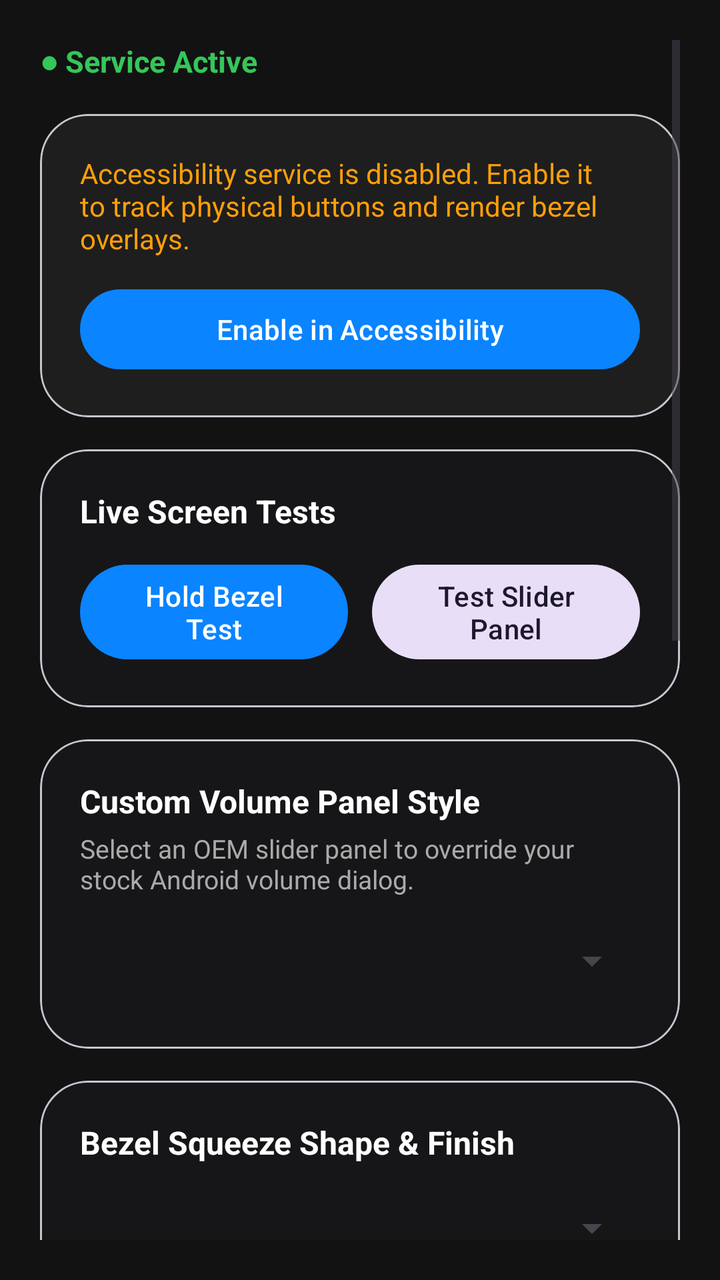
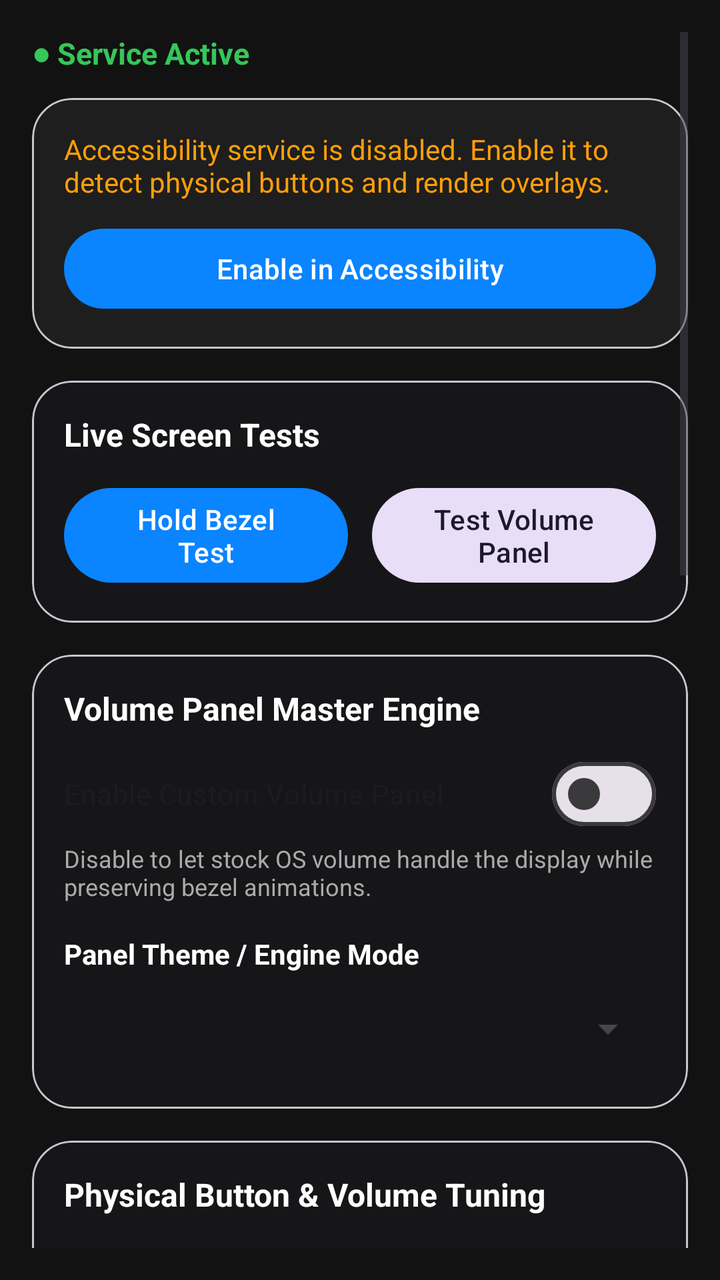

The first picture is an Android layout as it rendered before a commit; the second is the same layout after the commit. The layout source and the unified diff follow.
<!-- AndroidManifest.xml: activity theme AppTheme -->
<!-- res/layout/activity_main.xml -->
<?xml version="1.0" encoding="utf-8"?>
<ScrollView xmlns:android="http://schemas.android.com/apk/res/android"
    xmlns:app="http://schemas.android.com/apk/res-auto"
    android:layout_width="match_parent"
    android:layout_height="match_parent"
    android:background="@color/brand_background"
    android:padding="20dp">

    <LinearLayout
        android:layout_width="match_parent"
        android:layout_height="wrap_content"
        android:orientation="vertical">

        <TextView
            android:id="@+id/tvStatus"
            android:layout_width="wrap_content"
            android:layout_height="wrap_content"
            android:text="● Service Active"
            android:textColor="@color/brand_accent_green"
            android:textSize="15sp"
            android:textStyle="bold"
            android:paddingBottom="16dp" />

        <com.google.android.material.card.MaterialCardView
            android:id="@+id/cardPerm"
            android:layout_width="match_parent"
            android:layout_height="wrap_content"
            android:layout_marginBottom="16dp"
            app:cardCornerRadius="24dp"
            app:cardBackgroundColor="@color/brand_card">

            <LinearLayout
                android:layout_width="match_parent"
                android:layout_height="wrap_content"
                android:orientation="vertical"
                android:padding="20dp">

                <TextView
                    android:layout_width="wrap_content"
                    android:layout_height="wrap_content"
                    android:text="Accessibility service is disabled. Enable it to track physical buttons and render bezel overlays."
                    android:textColor="@color/brand_accent_orange"
                    android:textSize="14sp" />

                <com.google.android.material.button.MaterialButton
                    android:id="@+id/btnPerm"
                    android:layout_width="match_parent"
                    android:layout_height="wrap_content"
                    android:layout_marginTop="12dp"
                    android:text="Enable in Accessibility" />
            </LinearLayout>
        </com.google.android.material.card.MaterialCardView>

        <com.google.android.material.card.MaterialCardView
            android:layout_width="match_parent"
            android:layout_height="wrap_content"
            android:layout_marginBottom="16dp"
            app:cardCornerRadius="24dp"
            app:cardBackgroundColor="@color/brand_surface">

            <LinearLayout
                android:layout_width="match_parent"
                android:layout_height="wrap_content"
                android:orientation="vertical"
                android:padding="20dp">

                <TextView
                    android:layout_width="wrap_content"
                    android:layout_height="wrap_content"
                    android:text="Live Screen Tests"
                    android:textColor="@color/brand_text_primary"
                    android:textSize="16sp"
                    android:textStyle="bold" />

                <LinearLayout
                    android:layout_width="match_parent"
                    android:layout_height="wrap_content"
                    android:orientation="horizontal"
                    android:layout_marginTop="12dp">

                    <com.google.android.material.button.MaterialButton
                        android:id="@+id/btnHoldTest"
                        android:layout_width="0dp"
                        android:layout_height="wrap_content"
                        android:layout_weight="1"
                        android:layout_marginEnd="6dp"
                        android:text="Hold Bezel Test" />

                    <com.google.android.material.button.MaterialButton
                        android:id="@+id/btnTestVolumePanel"
                        style="@style/Widget.Material3.Button.TonalButton"
                        android:layout_width="0dp"
                        android:layout_height="wrap_content"
                        android:layout_weight="1"
                        android:layout_marginStart="6dp"
                        android:text="Test Slider Panel" />
                </LinearLayout>
            </LinearLayout>
        </com.google.android.material.card.MaterialCardView>

        <com.google.android.material.card.MaterialCardView
            android:layout_width="match_parent"
            android:layout_height="wrap_content"
            android:layout_marginBottom="16dp"
            app:cardCornerRadius="24dp"
            app:cardBackgroundColor="@color/brand_surface">

            <LinearLayout
                android:layout_width="match_parent"
                android:layout_height="wrap_content"
                android:orientation="vertical"
                android:padding="20dp">

                <TextView
                    android:layout_width="wrap_content"
                    android:layout_height="wrap_content"
                    android:text="Custom Volume Panel Style"
                    android:textColor="@color/brand_text_primary"
                    android:textSize="16sp"
                    android:textStyle="bold" />

                <TextView
                    android:layout_width="wrap_content"
                    android:layout_height="wrap_content"
                    android:text="Select an OEM slider panel to override your stock Android volume dialog."
                    android:textColor="@color/brand_text_secondary"
                    android:textSize="13sp"
                    android:paddingTop="4dp"
                    android:paddingBottom="8dp" />

                <Spinner
                    android:id="@+id/spinnerPanelStyle"
                    android:layout_width="match_parent"
                    android:layout_height="48dp" />
            </LinearLayout>
        </com.google.android.material.card.MaterialCardView>

        <com.google.android.material.card.MaterialCardView
            android:layout_width="match_parent"
            android:layout_height="wrap_content"
            android:layout_marginBottom="16dp"
            app:cardCornerRadius="24dp"
            app:cardBackgroundColor="@color/brand_surface">

            <LinearLayout
                android:layout_width="match_parent"
                android:layout_height="wrap_content"
                android:orientation="vertical"
                android:padding="20dp">

                <TextView
                    android:layout_width="wrap_content"
                    android:layout_height="wrap_content"
                    android:text="Bezel Squeeze Shape &amp; Finish"
                    android:textColor="@color/brand_text_primary"
                    android:textSize="16sp"
                    android:textStyle="bold" />

                <Spinner
                    android:id="@+id/spinnerShape"
                    android:layout_width="match_parent"
                    android:layout_height="48dp"
                    android:layout_marginTop="8dp" />

                <com.google.android.material.button.MaterialButton
                    android:id="@+id/btnOpenDraw"
                    android:layout_width="match_parent"
                    android:layout_height="wrap_content"
                    android:layout_marginTop="8dp"
                    android:text="Open Freehand Drawing Canvas"
                    android:visibility="gone" />

                <LinearLayout
                    android:layout_width="match_parent"
                    android:layout_height="wrap_content"
                    android:orientation="horizontal"
                    android:gravity="center_vertical"
                    android:layout_marginTop="12dp">

                    <View
                        android:id="@+id/colorPreview"
                        android:layout_width="44dp"
                        android:layout_height="44dp"
                        android:background="#000000" />

                    <com.google.android.material.button.MaterialButton
                        android:id="@+id/btnPickColor"
                        style="@style/Widget.Material3.Button.OutlinedButton"
                        android:layout_width="wrap_content"
                        android:layout_height="wrap_content"
                        android:layout_marginStart="16dp"
                        android:text="Pick Custom Color" />
                </LinearLayout>
            </LinearLayout>
        </com.google.android.material.card.MaterialCardView>

        <com.google.android.material.card.MaterialCardView
            android:layout_width="match_parent"
            android:layout_height="wrap_content"
            android:layout_marginBottom="16dp"
            app:cardCornerRadius="24dp"
            app:cardBackgroundColor="@color/brand_surface">

            <LinearLayout
                android:layout_width="match_parent"
                android:layout_height="wrap_content"
                android:orientation="vertical"
                android:padding="20dp">

                <TextView
                    android:layout_width="wrap_content"
                    android:layout_height="wrap_content"
                    android:text="Chassis Calibration &amp; Dimensions"
                    android:textColor="@color/brand_text_primary"
                    android:textSize="16sp"
                    android:textStyle="bold" />

                <com.google.android.material.materialswitch.MaterialSwitch
                    android:id="@+id/switchRightEdge"
                    android:layout_width="match_parent"
                    android:layout_height="wrap_content"
                    android:layout_marginTop="8dp"
                    android:text="Buttons on Right Edge" />

                <com.google.android.material.materialswitch.MaterialSwitch
                    android:id="@+id/switchUnified"
                    android:layout_width="match_parent"
                    android:layout_height="wrap_content"
                    android:layout_marginTop="8dp"
                    android:text="Unified Single Volume Rocker" />

                <com.google.android.material.materialswitch.MaterialSwitch
                    android:id="@+id/switchHaptics"
                    android:layout_width="match_parent"
                    android:layout_height="wrap_content"
                    android:layout_marginTop="8dp"
                    android:text="Haptic Compression Feedback" />

                <com.google.android.material.button.MaterialButton
                    android:id="@+id/btnAutoCalibrate"
                    style="@style/Widget.Material3.Button.TonalButton"
                    android:layout_width="match_parent"
                    android:layout_height="wrap_content"
                    android:layout_marginTop="12dp"
                    android:text="Auto-Detect Chassis &amp; Calibrate" />

                <LinearLayout
                    android:id="@+id/boxSlidersContainer"
                    android:layout_width="match_parent"
                    android:layout_height="wrap_content"
                    android:orientation="vertical"
                    android:layout_marginTop="8dp" />
            </LinearLayout>
        </com.google.android.material.card.MaterialCardView>

        <com.google.android.material.card.MaterialCardView
            android:layout_width="match_parent"
            android:layout_height="wrap_content"
            android:layout_marginBottom="32dp"
            app:cardCornerRadius="24dp"
            app:cardBackgroundColor="@color/brand_surface">

            <LinearLayout
                android:layout_width="match_parent"
                android:layout_height="wrap_content"
                android:orientation="vertical"
                android:padding="20dp">

                <TextView
                    android:layout_width="wrap_content"
                    android:layout_height="wrap_content"
                    android:text="Extra Hardware Button"
                    android:textColor="@color/brand_text_primary"
                    android:textSize="16sp"
                    android:textStyle="bold" />

                <TextView
                    android:id="@+id/tvExtraKeyStatus"
                    android:layout_width="wrap_content"
                    android:layout_height="wrap_content"
                    android:text="No extra button mapped."
                    android:textColor="@color/brand_text_secondary"
                    android:textSize="13sp"
                    android:paddingTop="4dp"
                    android:paddingBottom="12dp" />

                <com.google.android.material.button.MaterialButton
                    android:id="@+id/btnMapExtra"
                    android:layout_width="match_parent"
                    android:layout_height="wrap_content"
                    android:text="Press To Map Extra Button" />

                <LinearLayout
                    android:layout_width="match_parent"
                    android:layout_height="wrap_content"
                    android:orientation="horizontal"
                    android:layout_marginTop="8dp">

                    <com.google.android.material.button.MaterialButton
                        android:id="@+id/btnRenameExtra"
                        style="@style/Widget.Material3.Button.TonalButton"
                        android:layout_width="0dp"
                        android:layout_height="wrap_content"
                        android:layout_weight="1"
                        android:layout_marginEnd="6dp"
                        android:text="Rename Key" />

                    <com.google.android.material.button.MaterialButton
                        android:id="@+id/btnDeleteExtra"
                        style="@style/Widget.Material3.Button.OutlinedButton"
                        android:layout_width="0dp"
                        android:layout_height="wrap_content"
                        android:layout_weight="1"
                        android:layout_marginStart="6dp"
                        android:text="Delete Key" />
                </LinearLayout>
            </LinearLayout>
        </com.google.android.material.card.MaterialCardView>

    </LinearLayout>
</ScrollView>
<!-- resources referenced by this layout -->
<resources>
  <color name="brand_accent_green">#34C759</color>
  <color name="brand_accent_orange">#FF9F0A</color>
  <color name="brand_background">#121212</color>
  <color name="brand_card">#1E1E1E</color>
  <color name="brand_surface">#161618</color>
  <color name="brand_text_primary">#FFFFFF</color>
  <color name="brand_text_secondary">#AAAAAA</color>
  <style name="AppTheme" parent="Theme.Material3.DayNight.NoActionBar">
          <item name="colorPrimary">@color/brand_primary</item>
          <item name="colorOnPrimary">#FFFFFF</item>
          <item name="colorSurface">@color/brand_surface</item>
          <item name="colorOnSurface">@color/brand_text_primary</item>
          <item name="colorSurfaceVariant">#242426</item>
          <item name="colorOnSurfaceVariant">#CCCCCC</item>
          <item name="colorOutline">#3A3A3C</item>
          <item name="android:colorBackground">@color/brand_background</item>
          <item name="android:windowBackground">@color/brand_background</item>
          <item name="android:statusBarColor">@color/brand_background</item>
          <item name="android:navigationBarColor">@color/brand_background</item>
      </style>
  <color name="brand_primary">#0A84FF</color>
</resources>

<!-- the commit's change to res/layout/activity_main.xml (unified diff, before → after) -->
@@ -4,13 +4,14 @@
     android:layout_width="match_parent"
     android:layout_height="match_parent"
     android:background="@color/brand_background"
-    android:padding="20dp">
+    android:padding="16dp">
 
     <LinearLayout
         android:layout_width="match_parent"
         android:layout_height="wrap_content"
         android:orientation="vertical">
 
+        
         <TextView
             android:id="@+id/tvStatus"
             android:layout_width="wrap_content"
@@ -19,26 +20,27 @@
             android:textColor="@color/brand_accent_green"
             android:textSize="15sp"
             android:textStyle="bold"
-            android:paddingBottom="16dp" />
-
+            android:paddingBottom="12dp" />
+
+        
         <com.google.android.material.card.MaterialCardView
             android:id="@+id/cardPerm"
             android:layout_width="match_parent"
             android:layout_height="wrap_content"
             android:layout_marginBottom="16dp"
-            app:cardCornerRadius="24dp"
+            app:cardCornerRadius="20dp"
             app:cardBackgroundColor="@color/brand_card">
 
             <LinearLayout
                 android:layout_width="match_parent"
                 android:layout_height="wrap_content"
                 android:orientation="vertical"
-                android:padding="20dp">
-
-                <TextView
-                    android:layout_width="wrap_content"
-                    android:layout_height="wrap_content"
-                    android:text="Accessibility service is disabled. Enable it to track physical buttons and render bezel overlays."
+                android:padding="16dp">
+
+                <TextView
+                    android:layout_width="wrap_content"
+                    android:layout_height="wrap_content"
+                    android:text="Accessibility service is disabled. Enable it to detect physical buttons and render overlays."
                     android:textColor="@color/brand_accent_orange"
                     android:textSize="14sp" />
 
@@ -46,23 +48,24 @@
                     android:id="@+id/btnPerm"
                     android:layout_width="match_parent"
                     android:layout_height="wrap_content"
-                    android:layout_marginTop="12dp"
+                    android:layout_marginTop="10dp"
                     android:text="Enable in Accessibility" />
             </LinearLayout>
         </com.google.android.material.card.MaterialCardView>
 
-        <com.google.android.material.card.MaterialCardView
-            android:layout_width="match_parent"
-            android:layout_height="wrap_content"
-            android:layout_marginBottom="16dp"
-            app:cardCornerRadius="24dp"
-            app:cardBackgroundColor="@color/brand_surface">
-
-            <LinearLayout
-                android:layout_width="match_parent"
-                android:layout_height="wrap_content"
-                android:orientation="vertical"
-                android:padding="20dp">
+        
+        <com.google.android.material.card.MaterialCardView
+            android:layout_width="match_parent"
+            android:layout_height="wrap_content"
+            android:layout_marginBottom="16dp"
+            app:cardCornerRadius="20dp"
+            app:cardBackgroundColor="@color/brand_surface">
+
+            <LinearLayout
+                android:layout_width="match_parent"
+                android:layout_height="wrap_content"
+                android:orientation="vertical"
+                android:padding="16dp">
 
                 <TextView
                     android:layout_width="wrap_content"
@@ -93,65 +96,174 @@
                         android:layout_height="wrap_content"
                         android:layout_weight="1"
                         android:layout_marginStart="6dp"
-                        android:text="Test Slider Panel" />
+                        android:text="Test Volume Panel" />
                 </LinearLayout>
             </LinearLayout>
         </com.google.android.material.card.MaterialCardView>
 
-        <com.google.android.material.card.MaterialCardView
-            android:layout_width="match_parent"
-            android:layout_height="wrap_content"
-            android:layout_marginBottom="16dp"
-            app:cardCornerRadius="24dp"
-            app:cardBackgroundColor="@color/brand_surface">
-
-            <LinearLayout
-                android:layout_width="match_parent"
-                android:layout_height="wrap_content"
-                android:orientation="vertical"
-                android:padding="20dp">
-
-                <TextView
-                    android:layout_width="wrap_content"
-                    android:layout_height="wrap_content"
-                    android:text="Custom Volume Panel Style"
-                    android:textColor="@color/brand_text_primary"
-                    android:textSize="16sp"
-                    android:textStyle="bold" />
-
-                <TextView
-                    android:layout_width="wrap_content"
-                    android:layout_height="wrap_content"
-                    android:text="Select an OEM slider panel to override your stock Android volume dialog."
+        
+        <com.google.android.material.card.MaterialCardView
+            android:layout_width="match_parent"
+            android:layout_height="wrap_content"
+            android:layout_marginBottom="16dp"
+            app:cardCornerRadius="20dp"
+            app:cardBackgroundColor="@color/brand_surface">
+
+            <LinearLayout
+                android:layout_width="match_parent"
+                android:layout_height="wrap_content"
+                android:orientation="vertical"
+                android:padding="16dp">
+
+                <TextView
+                    android:layout_width="wrap_content"
+                    android:layout_height="wrap_content"
+                    android:text="Volume Panel Master Engine"
+                    android:textColor="@color/brand_text_primary"
+                    android:textSize="16sp"
+                    android:textStyle="bold" />
+
+                <com.google.android.material.materialswitch.MaterialSwitch
+                    android:id="@+id/switchEnableVolumePanel"
+                    android:layout_width="match_parent"
+                    android:layout_height="wrap_content"
+                    android:layout_marginTop="8dp"
+                    android:text="Enable Custom Volume Panel" />
+
+                <TextView
+                    android:layout_width="wrap_content"
+                    android:layout_height="wrap_content"
+                    android:text="Disable to let stock OS volume handle the display while preserving bezel animations."
                     android:textColor="@color/brand_text_secondary"
-                    android:textSize="13sp"
-                    android:paddingTop="4dp"
+                    android:textSize="12sp"
+                    android:paddingBottom="10dp" />
+
+                <LinearLayout
+                    android:id="@+id/boxPanelOptions"
+                    android:layout_width="match_parent"
+                    android:layout_height="wrap_content"
+                    android:orientation="vertical">
+
+                    <TextView
+                        android:layout_width="wrap_content"
+                        android:layout_height="wrap_content"
+                        android:text="Panel Theme / Engine Mode"
+                        android:textColor="@color/brand_text_primary"
+                        android:textSize="14sp"
+                        android:textStyle="bold"
+                        android:paddingTop="6dp" />
+
+                    <Spinner
+                        android:id="@+id/spinnerPanelStyle"
+                        android:layout_width="match_parent"
+                        android:layout_height="48dp"
+                        android:layout_marginTop="4dp" />
+
+                    
+                    <com.google.android.material.button.MaterialButton
+                        android:id="@+id/btnOpenCodeEditor"
+                        style="@style/Widget.Material3.Button.TonalButton"
+                        android:layout_width="match_parent"
+                        android:layout_height="wrap_content"
+                        android:layout_marginTop="8dp"
+                        android:text="Open Custom Code / Animation Studio"
+                        android:visibility="gone" />
+                </LinearLayout>
+            </LinearLayout>
+        </com.google.android.material.card.MaterialCardView>
+
+        
+        <com.google.android.material.card.MaterialCardView
+            android:layout_width="match_parent"
+            android:layout_height="wrap_content"
+            android:layout_marginBottom="16dp"
+            app:cardCornerRadius="20dp"
+            app:cardBackgroundColor="@color/brand_surface">
+
+            <LinearLayout
+                android:id="@+id/boxButtonBehaviorContainer"
+                android:layout_width="match_parent"
+                android:layout_height="wrap_content"
+                android:orientation="vertical"
+                android:padding="16dp">
+
+                <TextView
+                    android:layout_width="wrap_content"
+                    android:layout_height="wrap_content"
+                    android:text="Physical Button &amp; Volume Tuning"
+                    android:textColor="@color/brand_text_primary"
+                    android:textSize="16sp"
+                    android:textStyle="bold" />
+
+                <com.google.android.material.materialswitch.MaterialSwitch
+                    android:id="@+id/switchContinuousPress"
+                    android:layout_width="match_parent"
+                    android:layout_height="wrap_content"
+                    android:layout_marginTop="8dp"
+                    android:text="Continuous Press (Hold to Scroll Volume)" />
+
+                <com.google.android.material.materialswitch.MaterialSwitch
+                    android:id="@+id/switchHaptics"
+                    android:layout_width="match_parent"
+                    android:layout_height="wrap_content"
+                    android:layout_marginTop="6dp"
+                    android:text="Haptic Compression Feedback" />
+            </LinearLayout>
+        </com.google.android.material.card.MaterialCardView>
+
+        
+        <com.google.android.material.card.MaterialCardView
+            android:layout_width="match_parent"
+            android:layout_height="wrap_content"
+            android:layout_marginBottom="16dp"
+            app:cardCornerRadius="20dp"
+            app:cardBackgroundColor="@color/brand_surface">
+
+            <LinearLayout
+                android:id="@+id/boxPanelGeometryContainer"
+                android:layout_width="match_parent"
+                android:layout_height="wrap_content"
+                android:orientation="vertical"
+                android:padding="16dp">
+
+                <TextView
+                    android:layout_width="wrap_content"
+                    android:layout_height="wrap_content"
+                    android:text="Panel Geometry, Rotation &amp; Scale"
+                    android:textColor="@color/brand_text_primary"
+                    android:textSize="16sp"
+                    android:textStyle="bold" />
+
+                <TextView
+                    android:layout_width="wrap_content"
+                    android:layout_height="wrap_content"
+                    android:text="Freely scale, resize, position, and rotate the volume panel in 2D space."
+                    android:textColor="@color/brand_text_secondary"
+                    android:textSize="12sp"
+                    android:paddingTop="2dp"
                     android:paddingBottom="8dp" />
-
-                <Spinner
-                    android:id="@+id/spinnerPanelStyle"
-                    android:layout_width="match_parent"
-                    android:layout_height="48dp" />
-            </LinearLayout>
-        </com.google.android.material.card.MaterialCardView>
-
-        <com.google.android.material.card.MaterialCardView
-            android:layout_width="match_parent"
-            android:layout_height="wrap_content"
-            android:layout_marginBottom="16dp"
-            app:cardCornerRadius="24dp"
-            app:cardBackgroundColor="@color/brand_surface">
-
-            <LinearLayout
-                android:layout_width="match_parent"
-                android:layout_height="wrap_content"
-                android:orientation="vertical"
-                android:padding="20dp">
-
-                <TextView
-                    android:layout_width="wrap_content"
-                    android:layout_height="wrap_content"
-                    android:text="Bezel Squeeze Shape &amp; Finish"
+            </LinearLayout>
+        </com.google.android.material.card.MaterialCardView>
+
+        
+        <com.google.android.material.card.MaterialCardView
+            android:layout_width="match_parent"
+            android:layout_height="wrap_content"
+            android:layout_marginBottom="16dp"
+            app:cardCornerRadius="20dp"
+            app:cardBackgroundColor="@color/brand_surface">
+
+            <LinearLayout
+                android:id="@+id/boxBulgeContainer"
+                android:layout_width="match_parent"
+                android:layout_height="wrap_content"
+                android:orientation="vertical"
+                android:padding="16dp">
+
+                <TextView
+                    android:layout_width="wrap_content"
+                    android:layout_height="wrap_content"
+                    android:text="Bezel Squeeze Bulge Customization"
                     android:textColor="@color/brand_text_primary"
                     android:textSize="16sp"
                     android:textStyle="bold" />
@@ -175,7 +287,7 @@
                     android:layout_height="wrap_content"
                     android:orientation="horizontal"
                     android:gravity="center_vertical"
-                    android:layout_marginTop="12dp">
+                    android:layout_marginTop="10dp">
 
                     <View
                         android:id="@+id/colorPreview"
@@ -188,32 +300,9 @@
                         style="@style/Widget.Material3.Button.OutlinedButton"
                         android:layout_width="wrap_content"
                         android:layout_height="wrap_content"
-                        android:layout_marginStart="16dp"
-                        android:text="Pick Custom Color" />
+                        android:layout_marginStart="14dp"
+                        android:text="Pick Bulge Color" />
                 </LinearLayout>
-            </LinearLayout>
-        </com.google.android.material.card.MaterialCardView>
-
-        <com.google.android.material.card.MaterialCardView
-            android:layout_width="match_parent"
-            android:layout_height="wrap_content"
-            android:layout_marginBottom="16dp"
-            app:cardCornerRadius="24dp"
-            app:cardBackgroundColor="@color/brand_surface">
-
-            <LinearLayout
-                android:layout_width="match_parent"
-                android:layout_height="wrap_content"
-                android:orientation="vertical"
-                android:padding="20dp">
-
-                <TextView
-                    android:layout_width="wrap_content"
-                    android:layout_height="wrap_content"
-                    android:text="Chassis Calibration &amp; Dimensions"
-                    android:textColor="@color/brand_text_primary"
-                    android:textSize="16sp"
-                    android:textStyle="bold" />
 
                 <com.google.android.material.materialswitch.MaterialSwitch
                     android:id="@+id/switchRightEdge"
@@ -226,45 +315,32 @@
                     android:id="@+id/switchUnified"
                     android:layout_width="match_parent"
                     android:layout_height="wrap_content"
-                    android:layout_marginTop="8dp"
+                    android:layout_marginTop="6dp"
                     android:text="Unified Single Volume Rocker" />
-
-                <com.google.android.material.materialswitch.MaterialSwitch
-                    android:id="@+id/switchHaptics"
-                    android:layout_width="match_parent"
-                    android:layout_height="wrap_content"
-                    android:layout_marginTop="8dp"
-                    android:text="Haptic Compression Feedback" />
 
                 <com.google.android.material.button.MaterialButton
                     android:id="@+id/btnAutoCalibrate"
                     style="@style/Widget.Material3.Button.TonalButton"
                     android:layout_width="match_parent"
                     android:layout_height="wrap_content"
-                    android:layout_marginTop="12dp"
+                    android:layout_marginTop="10dp"
                     android:text="Auto-Detect Chassis &amp; Calibrate" />
-
-                <LinearLayout
-                    android:id="@+id/boxSlidersContainer"
-                    android:layout_width="match_parent"
-                    android:layout_height="wrap_content"
-                    android:orientation="vertical"
-                    android:layout_marginTop="8dp" />
-            </LinearLayout>
-        </com.google.android.material.card.MaterialCardView>
-
+            </LinearLayout>
+        </com.google.android.material.card.MaterialCardView>
+
+        
         <com.google.android.material.card.MaterialCardView
             android:layout_width="match_parent"
             android:layout_height="wrap_content"
             android:layout_marginBottom="32dp"
-            app:cardCornerRadius="24dp"
-            app:cardBackgroundColor="@color/brand_surface">
-
-            <LinearLayout
-                android:layout_width="match_parent"
-                android:layout_height="wrap_content"
-                android:orientation="vertical"
-                android:padding="20dp">
+            app:cardCornerRadius="20dp"
+            app:cardBackgroundColor="@color/brand_surface">
+
+            <LinearLayout
+                android:layout_width="match_parent"
+                android:layout_height="wrap_content"
+                android:orientation="vertical"
+                android:padding="16dp">
 
                 <TextView
                     android:layout_width="wrap_content"
@@ -282,7 +358,7 @@
                     android:textColor="@color/brand_text_secondary"
                     android:textSize="13sp"
                     android:paddingTop="4dp"
-                    android:paddingBottom="12dp" />
+                    android:paddingBottom="10dp" />
 
                 <com.google.android.material.button.MaterialButton
                     android:id="@+id/btnMapExtra"
